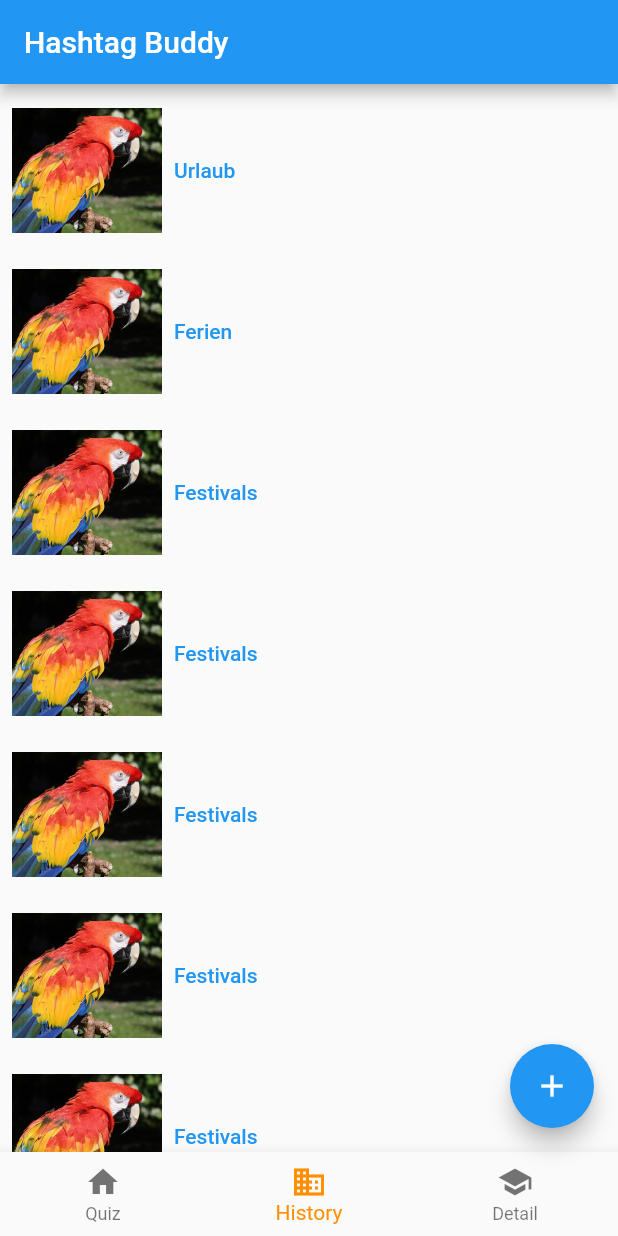
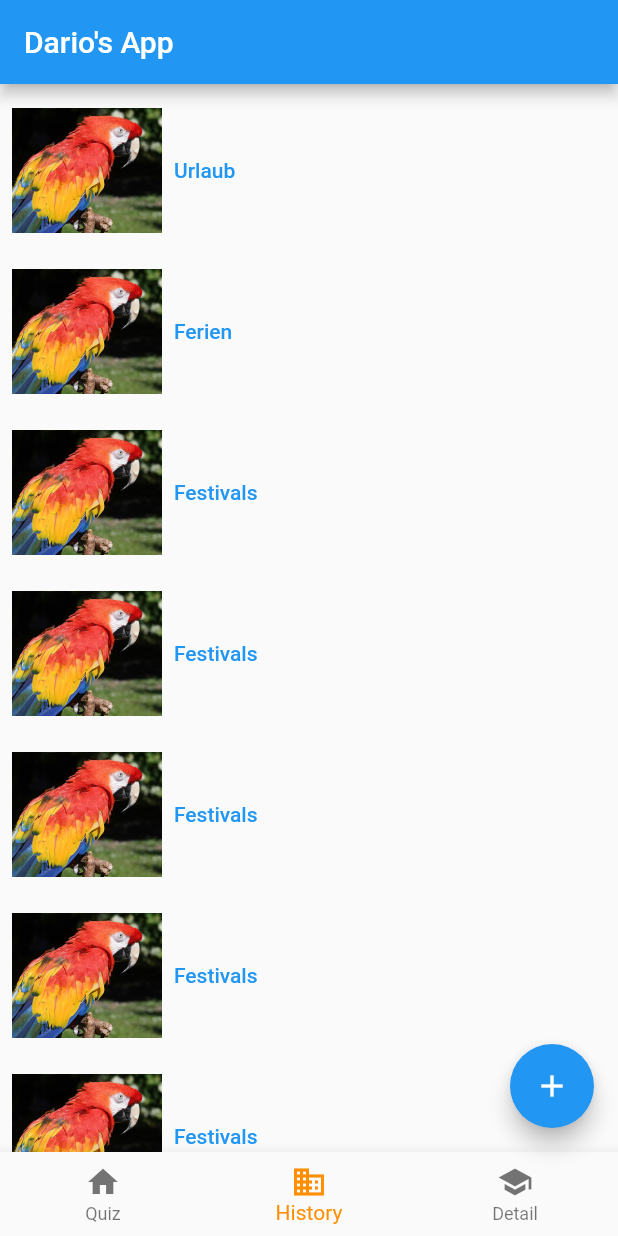
Before and after one commit to DarioDomiDE/Flutter-Boilerplate, a Flutter app: the screen it shows after launch, item 2 of the bottom bar chosen, on a phone screen of 412 x 824 dp. Run offline on Flutter 3.47's test engine with Material 2 defaults, Android fonts, the phone set to English and light mode, and no system bars; drawn by our look-alikes of youtube_player_flutter.

```diff
--- a/lib/detailScreen.dart
+++ b/lib/detailScreen.dart
@@ -65,8 +65,8 @@ class DetailScreen extends StatelessWidget {
                                     begin: Alignment.topRight,
                                     end: Alignment.bottomLeft,
                                     colors: [
-                                      Color.fromRGBO(255, 140, 100, 1),
-                                      Color.fromRGBO(255, 80, 112, 1),
+                                      Color(0xFFFF8C64),
+                                      Color(0xFFFF5070),
                                     ],
                                   )
                                 : null,
--- a/lib/historyItem.dart
+++ b/lib/historyItem.dart
@@ -13,8 +13,8 @@ class HistoryItem extends StatelessWidget {
   Widget build(BuildContext context) {
     var data = PhotoData('Foto #1', [
       HashtagData('indonesiaBagus', false),
-      HashtagData('travelparadise', true),
-      HashtagData('heisnotlost', false),
+      HashtagData('travelparadise', false),
+      HashtagData('heisnotlost', true),
       HashtagData('thailandisnice', false),
       HashtagData('ahoitotheworld', true),
       HashtagData('10xdario', false),
--- a/lib/main.dart
+++ b/lib/main.dart
@@ -1,5 +1,7 @@
 import 'package:flutter/material.dart';
-import 'History.dart';
+import 'package:youtube_player_flutter/youtube_player_flutter.dart';
+import 'history.dart';
+import 'videoScreen.dart';
 import 'quizScreen.dart';
 
 void main() {
@@ -15,7 +17,7 @@ class MyApp extends StatelessWidget {
       theme: ThemeData(
         primarySwatch: Colors.blue,
       ),
-      home: MainScreen(title: 'Hashtag Buddy'),
+      home: MainScreen(title: 'Dario\'s App'),
     );
   }
 }
@@ -31,10 +33,10 @@ class MainScreenState extends State<MainScreen> {
   int _selectedPage = 0;
   static const TextStyle optionStyle =
       TextStyle(fontSize: 30, fontWeight: FontWeight.bold);
-  static const List<Widget> _widgetOptions = <Widget>[
+  static const List<Widget?> _widgetOptions = <Widget?>[
     QuizScreen(),
     HistoryScreen(),
-    HistoryScreen(),
+    null
   ];
 
   void _onItemTapped(int index) {
@@ -43,13 +45,29 @@ class MainScreenState extends State<MainScreen> {
     });
   }
 
+  YoutubePlayerController _controller = YoutubePlayerController(
+    initialVideoId: 'KxQIcxlMudw',
+    flags: YoutubePlayerFlags(
+      autoPlay: false,
+      mute: false,
+      captionLanguage: 'de',
+    ),
+  );
+
   @override
   Widget build(BuildContext context) {
+    return YoutubePlayerBuilder(
+      player: YoutubePlayer(
+        controller: _controller,
+      ),
+      builder: (context, player) {
         return Scaffold(
           appBar: AppBar(
             title: Text(widget.title),
           ),
-      body: _widgetOptions.elementAt(_selectedPage),
+          body: _selectedPage != 2
+              ? _widgetOptions.elementAt(_selectedPage)
+              : VideoScreen(player: player),
           floatingActionButton: FloatingActionButton(
             onPressed: () => {},
             tooltip: 'Increment',
@@ -75,5 +93,7 @@ class MainScreenState extends State<MainScreen> {
             onTap: _onItemTapped,
           ),
         );
+      },
+    );
   }
 }
```
Also changed, not shown: lib/videoScreen.dart (added, +36 -0 lines), 1 other file. Lines whose indentation alone changed are shown as unchanged.
